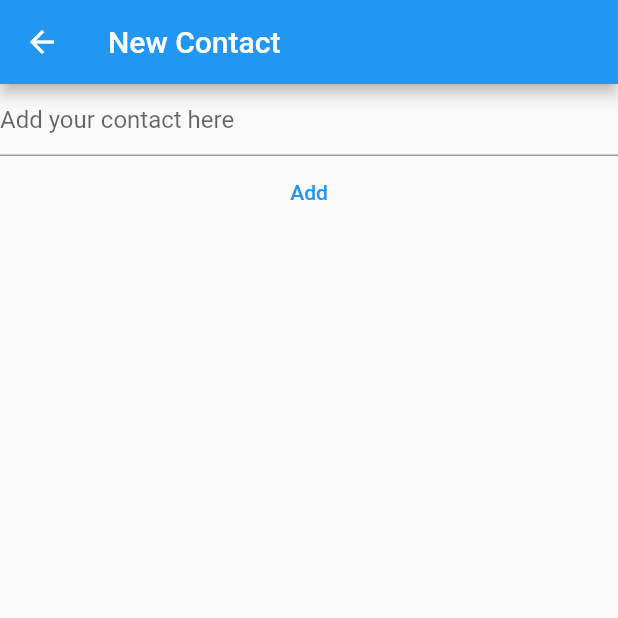
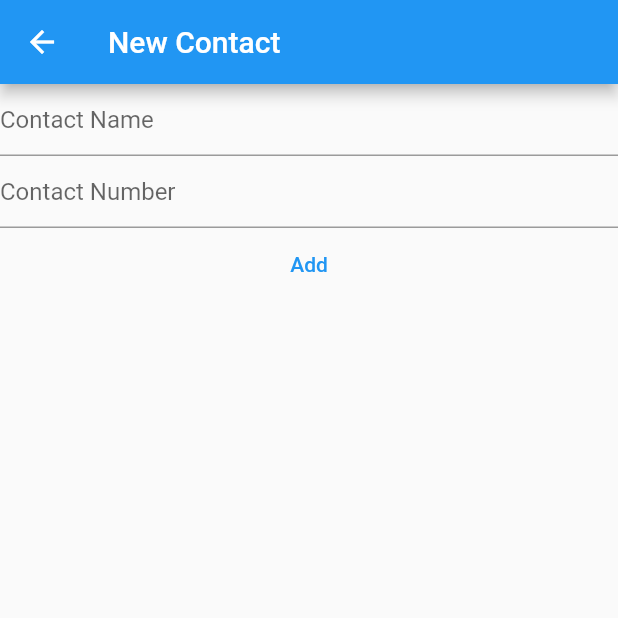
Before and after one commit to harsh-2024/bloc-state_management, a Flutter app: the screen it shows after launch, after a tap on the "add" icon, on a phone screen of 412 x 824 dp, the top half of it. Run offline on Flutter 3.47's test engine with Material 2 defaults, Android fonts, the phone set to English and light mode, and no system bars; our stand-ins replace bloc.

Commit message:
minor changes done

```diff
--- a/Contact_lists/contacts_list_app/lib/main.dart
+++ b/Contact_lists/contacts_list_app/lib/main.dart
@@ -21,9 +21,10 @@ class MyApp extends StatelessWidget {
 }
 
 class Contact {
+  final int phno;
   final String id;
   final String name;
-  Contact({required this.name}) : id = Uuid().v4();
+  Contact({required this.name, required this.phno}) : id = Uuid().v4();
 }
 
 // making singleton ContactBook class
@@ -31,19 +32,19 @@ class ContactBook extends ValueNotifier<List<Contact>> {
   ContactBook._sharedInstance() : super([]);
   static final ContactBook _shared = ContactBook._sharedInstance();
   factory ContactBook() => _shared;
-  final List<Contact> _contacts = [];
+  // final List<Contact> _contactsNameName = [];
   int get length => value.length;
 
   void add(Contact contact) {
-    final contacts = value;
-    contacts.add(contact);
+    final contactsName = value;
+    contactsName.add(contact);
     notifyListeners();
   }
 
   void remove(Contact contact) {
-    final contacts = value;
-    if (contacts.contains(contact)) {
-      contacts.remove(contact);
+    final contactsName = value;
+    if (contactsName.contains(contact)) {
+      contactsName.remove(contact);
       notifyListeners();
     }
   }
@@ -65,19 +66,19 @@ class _HomePageState extends State<HomePage> {
     final contactBook = ContactBook();
     return Scaffold(
       appBar: AppBar(
-        title: Text("Your Contacts"),
+        title: Text("Your Contact Book"),
       ),
       body: ValueListenableBuilder(
           valueListenable: ContactBook(),
           builder: (context, value, child) {
-            final contacts = value as List<Contact>;
+            final contactsName = value as List<Contact>;
             return ListView.builder(
-              itemCount: contacts.length,
+              itemCount: contactsName.length,
               itemBuilder: (context, index) {
                 final contact = contactBook.contact(atIndex: index);
                 return Dismissible(
                   onDismissed: (direction) => {
-                    contacts.remove(contact),
+                    contactsName.remove(contact),
                   },
                   key: ValueKey(contact?.id),
                   child: Material(
@@ -85,6 +86,7 @@ class _HomePageState extends State<HomePage> {
                     elevation: 7.0,
                     child: ListTile(
                       title: Text(contact!.name),
+                      subtitle: Text(contact.phno.toString()),
                     ),
                   ),
                 );
@@ -101,7 +103,8 @@ class _HomePageState extends State<HomePage> {
   }
 }
 
-late TextEditingController mycontroller;
+late TextEditingController mycontrollerName;
+late TextEditingController mycontrollerNumber;
 
 class NewContactAdd extends StatefulWidget {
   const NewContactAdd({Key? key}) : super(key: key);
@@ -114,13 +117,15 @@ class _NewContactAddState extends State<NewContactAdd> {
   @override
   void initState() {
     // TODO: implement initState
-    mycontroller = TextEditingController();
+    mycontrollerName = TextEditingController();
+    mycontrollerNumber = TextEditingController();
     super.initState();
   }
 
   @override
   void dispose() {
-    mycontroller.dispose();
+    mycontrollerName.dispose();
+    mycontrollerNumber.dispose();
     super.dispose();
   }
 
@@ -134,14 +139,23 @@ class _NewContactAddState extends State<NewContactAdd> {
       body: Column(
         children: [
           TextFormField(
-            controller: mycontroller,
+            controller: mycontrollerName,
             decoration: InputDecoration(
-              hintText: "Add your contact here",
+              hintText: "Contact Name",
+            ),
+          ),
+          TextFormField(
+            controller: mycontrollerNumber,
+            keyboardType: TextInputType.number,
+            decoration: InputDecoration(
+              hintText: "Contact Number",
             ),
           ),
           TextButton(
               onPressed: () {
-                contactBook.add(Contact(name: mycontroller.text));
+                contactBook.add(Contact(
+                    name: mycontrollerName.text,
+                    phno: int.parse(mycontrollerNumber.text)));
                 Navigator.pop(context);
               },
               child: Text("Add"))
```
